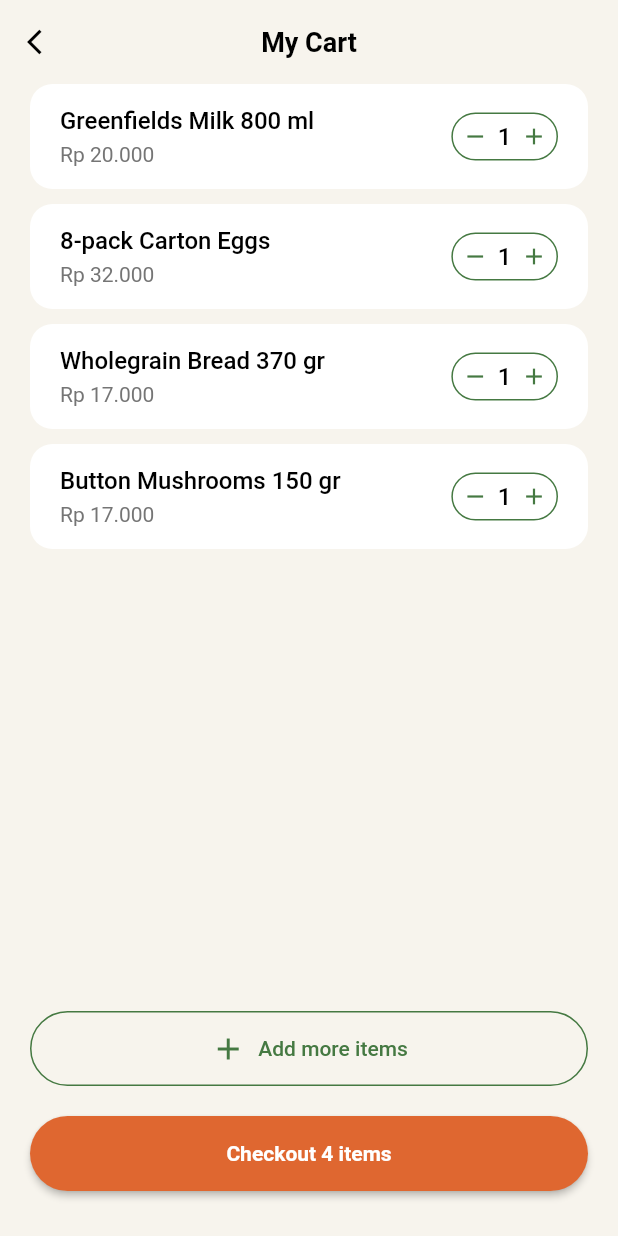
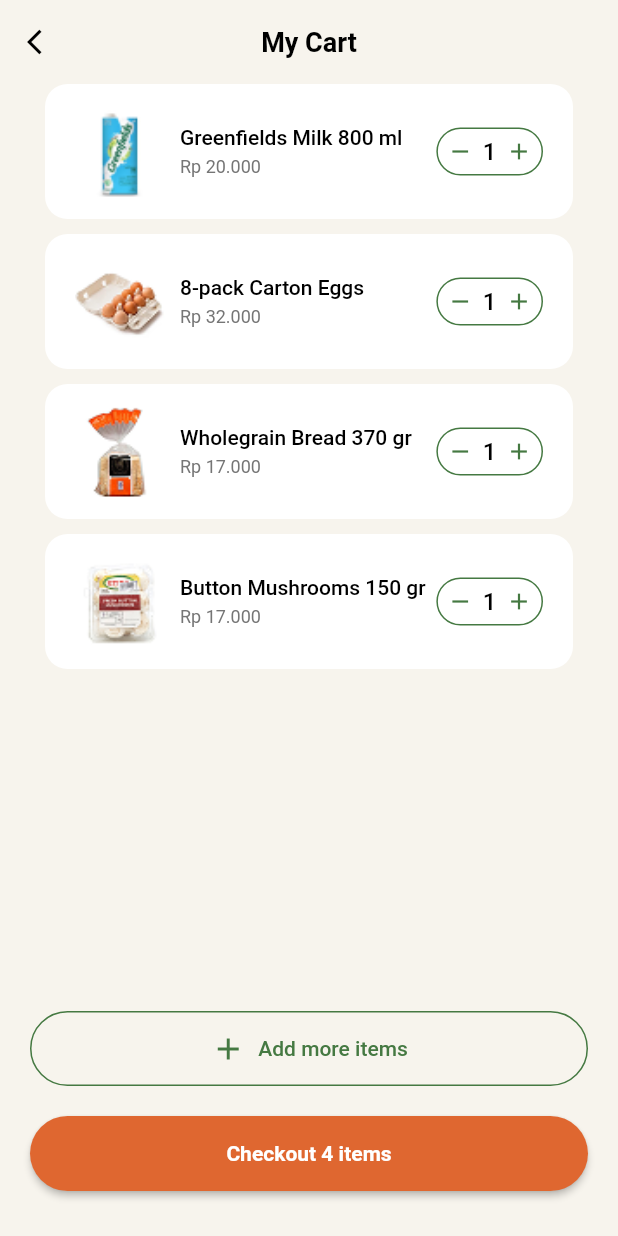
Before and after one commit to KennyTangg/Homii, a Flutter app: the CartScreen screen opened directly, on a phone screen of 412 x 824 dp. Run offline on Flutter 3.47's test engine with Material 3 defaults, Android fonts, the phone set to English and light mode, and no system bars; our stand-ins replace device_preview, shared_preferences; accounts and stored records are empty.

Commit message:
Add images to cart

```diff
--- a/lib/screens/home/cart_screen.dart
+++ b/lib/screens/home/cart_screen.dart
@@ -1,7 +1,42 @@
 import 'package:flutter/material.dart';
+
+class CartItem {
+  final String name;
+  final String price;
+  final String imagePath;
+
+  CartItem({
+    required this.name,
+    required this.price,
+    required this.imagePath,
+  });
+}
 
 class CartScreen extends StatelessWidget {
   const CartScreen({super.key});
+
+  List<CartItem> get cartItems => [
+    CartItem(
+      name: 'Greenfields Milk 800 ml',
+      price: 'Rp 20.000',
+      imagePath: 'assets/images/cart/milk_image.png',
+    ),
+    CartItem(
+      name: '8-pack Carton Eggs',
+      price: 'Rp 32.000',
+      imagePath: 'assets/images/cart/egg_image.png',
+    ),
+    CartItem(
+      name: 'Wholegrain Bread 370 gr',
+      price: 'Rp 17.000',
+      imagePath: 'assets/images/cart/bread_image.png',
+    ),
+    CartItem(
+      name: 'Button Mushrooms 150 gr',
+      price: 'Rp 17.000',
+      imagePath: 'assets/images/cart/mushrooms_image.png',
+    ),
+  ];
 
   @override
   Widget build(BuildContext context) {
@@ -31,13 +66,12 @@
         child: Column(
           children: [
             Expanded(
-              child: ListView(
-                children: [
-                  _buildCartItem(context, 'Greenfields Milk 800 ml', 'Rp 20.000'),
-                  _buildCartItem(context, '8-pack Carton Eggs', 'Rp 32.000'),
-                  _buildCartItem(context, 'Wholegrain Bread 370 gr', 'Rp 17.000'),
-                  _buildCartItem(context, 'Button Mushrooms 150 gr', 'Rp 17.000'),
-                ],
+              child: ListView.builder(
+                padding: EdgeInsets.symmetric(horizontal: 10),
+                itemCount: cartItems.length,
+                itemBuilder: (context, index) {
+                  return _buildCartItem(context, cartItems[index]);
+                },
               ),
             ),
             Padding(
@@ -85,7 +119,7 @@
     );
   }
 
-  Widget _buildCartItem(BuildContext context, String name, String price) {
+  Widget _buildCartItem(BuildContext context, CartItem item) {
     final colorScheme = Theme.of(context).colorScheme;
 
     return Container(
@@ -98,26 +132,38 @@
       child: Row(
         mainAxisAlignment: MainAxisAlignment.spaceBetween,
         children: [
-          Column(
+          ClipRRect(
+            borderRadius: BorderRadius.circular(10),
+            child: Image.asset(
+              item.imagePath,
+              width: 60,
+              height: 60,
+              fit: BoxFit.cover,
+            ),
+          ),
+          const SizedBox(width: 10),
+          Expanded(
+            child: Column(
               crossAxisAlignment: CrossAxisAlignment.start,
               children: [
                 Text(
-                name,
+                  item.name,
                   style: TextStyle(
-                  fontSize: 16,
+                    fontSize: 14,
                     fontWeight: FontWeight.w500,
                     color: colorScheme.onSurface,
                   ),
                 ),
                 const SizedBox(height: 5),
                 Text(
-                price,
+                  item.price,
                   style: TextStyle(
                     color: Colors.grey[600],
-                  fontSize: 14,
+                    fontSize: 12,
                   ),
                 ),
               ],
+            ),
           ),
           Container(
             decoration: BoxDecoration(
--- a/lib/screens/home/home_screen.dart
+++ b/lib/screens/home/home_screen.dart
@@ -306,7 +306,7 @@
                 decoration: BoxDecoration(
                   borderRadius: const BorderRadius.vertical(top: Radius.circular(15)),
                   image: const DecorationImage(
-                    image: AssetImage('assets/images/food_corner.png'),
+                    image: AssetImage('assets/images/recipes/garlic_chicken_image.png'),
                     fit: BoxFit.cover,
                   ),
                 ),
--- a/lib/screens/home/saved_recipes_screen.dart
+++ b/lib/screens/home/saved_recipes_screen.dart
@@ -19,7 +19,6 @@
 class SavedRecipesScreen extends StatelessWidget {
   const SavedRecipesScreen({super.key});
 
-  // Sample recipe data
   List<Recipe> get recipes => [
     Recipe(
       name: 'Pan-Roasted Honey Garlic Chicken',
--- a/pubspec.yaml
+++ b/pubspec.yaml
@@ -47,3 +47,7 @@
     - assets/images/recipes/roasted_duck_image.png
     - assets/images/recipes/roast_potatoes_image.png
     - assets/images/recipes/salmon_croquettes_image.png
+    - assets/images/cart/milk_image.png
+    - assets/images/cart/egg_image.png
+    - assets/images/cart/bread_image.png
+    - assets/images/cart/mushrooms_image.png
```
Lines whose indentation alone changed are shown as unchanged.
